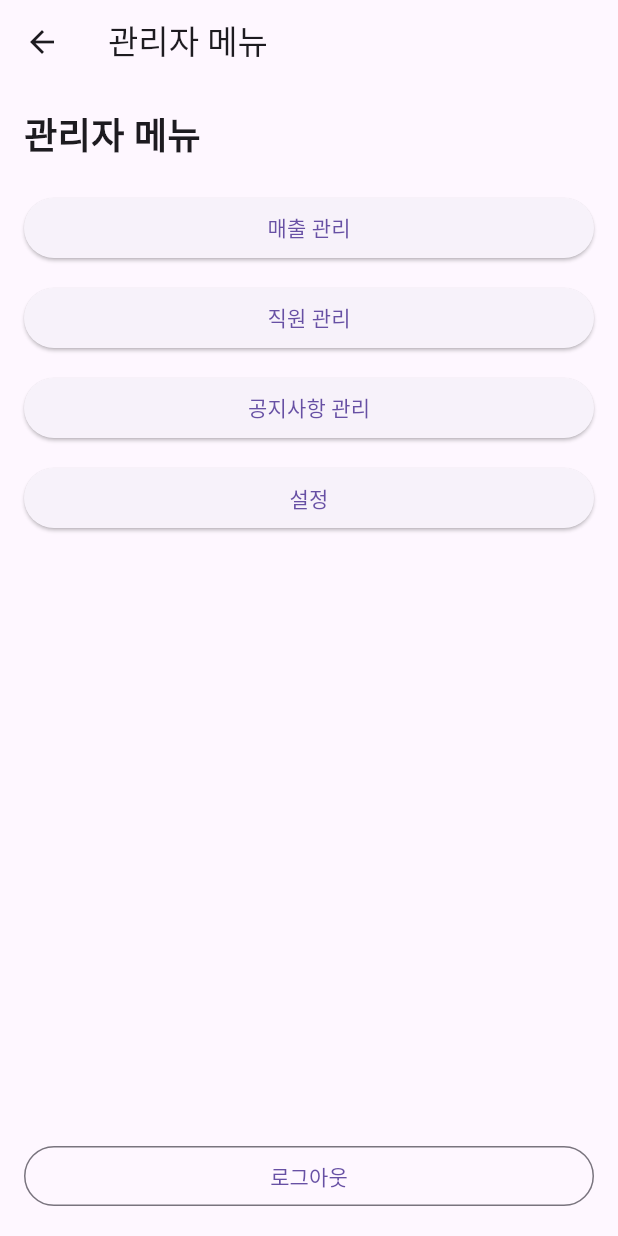
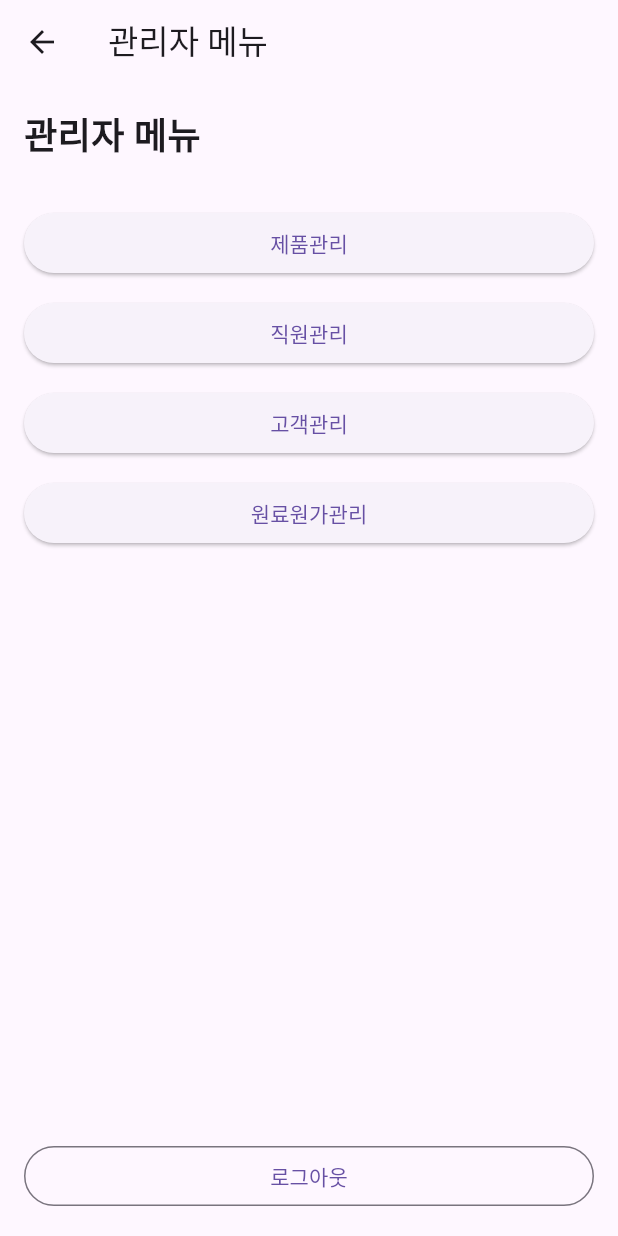
Before and after one commit to Roy199990/yoning_bakery, a Flutter app: the AdminMenuScreen screen opened directly, on a phone screen of 412 x 824 dp. Run offline on Flutter 3.47's test engine with Material 3 defaults, Android fonts, the phone set to English and light mode, and no system bars; our stand-ins replace supabase_flutter; accounts and stored records are empty.

Commit message:
Update main.dart

```diff
--- a/lib/main.dart
+++ b/lib/main.dart
@@ -45,7 +45,7 @@ class _LoginScreenState extends State<LoginScreen> {
 
     if (role == 1) nextScreen = const CustomerScreen();
     else if (role == 2) nextScreen = const StaffScreen();
-    else if (role == 3) nextScreen = const AdminMenuScreen();   // ← 여기서 관리자 메뉴로 이동
+    else if (role == 3) nextScreen = const AdminMenuScreen();
     else {
       ScaffoldMessenger.of(context).showSnackBar(const SnackBar(content: Text('ID가 잘못됐어요')));
       return;
@@ -75,7 +75,7 @@ class _LoginScreenState extends State<LoginScreen> {
   }
 }
 
-// ==================== 관리자 메뉴 화면 (원래대로 복구) ====================
+// ==================== 관리자 메뉴 화면 (원래 4개 메뉴 복구) ====================
 class AdminMenuScreen extends StatelessWidget {
   const AdminMenuScreen({super.key});
   @override
@@ -88,25 +88,25 @@ class AdminMenuScreen extends StatelessWidget {
           crossAxisAlignment: CrossAxisAlignment.stretch,
           children: [
             const Text('관리자 메뉴', style: TextStyle(fontSize: 24, fontWeight: FontWeight.bold)),
-            const SizedBox(height: 20),
+            const SizedBox(height: 30),
             ElevatedButton(
-              onPressed: () {},
-              child: const Text('매출 관리'),
+              onPressed: () => Navigator.push(context, MaterialPageRoute(builder: (_) => const ProductManagementScreen())),
+              child: const Text('제품관리'),
             ),
             const SizedBox(height: 12),
             ElevatedButton(
               onPressed: () => Navigator.push(context, MaterialPageRoute(builder: (_) => const EmployeeManagementScreen())),
-              child: const Text('직원 관리'),
+              child: const Text('직원관리'),
             ),
             const SizedBox(height: 12),
             ElevatedButton(
-              onPressed: () {},
-              child: const Text('공지사항 관리'),
+              onPressed: () => Navigator.push(context, MaterialPageRoute(builder: (_) => const CustomerManagementScreen())),
+              child: const Text('고객관리'),
             ),
             const SizedBox(height: 12),
             ElevatedButton(
-              onPressed: () {},
-              child: const Text('설정'),
+              onPressed: () => Navigator.push(context, MaterialPageRoute(builder: (_) => const RawMaterialCostScreen())),
+              child: const Text('원료원가관리'),
             ),
             const Spacer(),
             OutlinedButton(
@@ -120,7 +120,13 @@ class AdminMenuScreen extends StatelessWidget {
   }
 }
 
-// ==================== 직원 관리 화면 (목록 + 추가 버튼) ====================
+// ==================== 각 메뉴 화면 (플레이스홀더지만 정상 이동) ====================
+class ProductManagementScreen extends StatelessWidget {
+  const ProductManagementScreen({super.key});
+  @override
+  Widget build(BuildContext context) => Scaffold(appBar: AppBar(title: const Text('제품관리')), body: const Center(child: Text('제품 관리 화면\n(제품 등록, 재고, 가격 관리 등)')));
+}
+
 class EmployeeManagementScreen extends StatefulWidget {
   const EmployeeManagementScreen({super.key});
   @override
@@ -132,15 +138,13 @@ class _EmployeeManagementScreenState extends State<EmployeeManagementScreen> {
 
   void _addEmployee() async {
     final result = await Navigator.push(context, MaterialPageRoute(builder: (_) => const EmployeeFormScreen()));
-    if (result != null) {
-      setState(() => _employees.add(result));
-    }
+    if (result != null) setState(() => _employees.add(result));
   }
 
   @override
   Widget build(BuildContext context) {
     return Scaffold(
-      appBar: AppBar(title: const Text('직원 관리')),
+      appBar: AppBar(title: const Text('직원관리')),
       body: ListView.builder(
         itemCount: _employees.length,
         itemBuilder: (context, index) {
@@ -151,12 +155,21 @@ class _EmployeeManagementScreenState extends State<EmployeeManagementScreen> {
           );
         },
       ),
-      floatingActionButton: FloatingActionButton(
-        onPressed: _addEmployee,
-        child: const Icon(Icons.add),
-      ),
+      floatingActionButton: FloatingActionButton(onPressed: _addEmployee, child: const Icon(Icons.add)),
     );
   }
+}
+
+class CustomerManagementScreen extends StatelessWidget {
+  const CustomerManagementScreen({super.key});
+  @override
+  Widget build(BuildContext context) => Scaffold(appBar: AppBar(title: const Text('고객관리')), body: const Center(child: Text('고객 관리 화면\n(포인트, 주문 내역 관리 등)')));
+}
+
+class RawMaterialCostScreen extends StatelessWidget {
+  const RawMaterialCostScreen({super.key});
+  @override
+  Widget build(BuildContext context) => Scaffold(appBar: AppBar(title: const Text('원료원가관리')), body: const Center(child: Text('원료원가 관리 화면\n(원가 계산, 재고 원가 관리 등)')));
 }
 
 // ==================== 직원 추가 화면 (이름·전화번호 완전 표시) ====================
```
